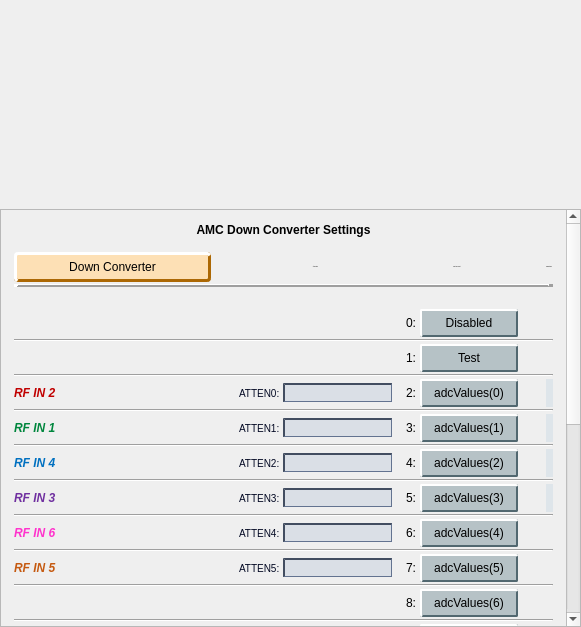
cristinasewell/ATCA_PyDM_Screens, file individuals/downconverter_mux_select.ui: the form before one commit.
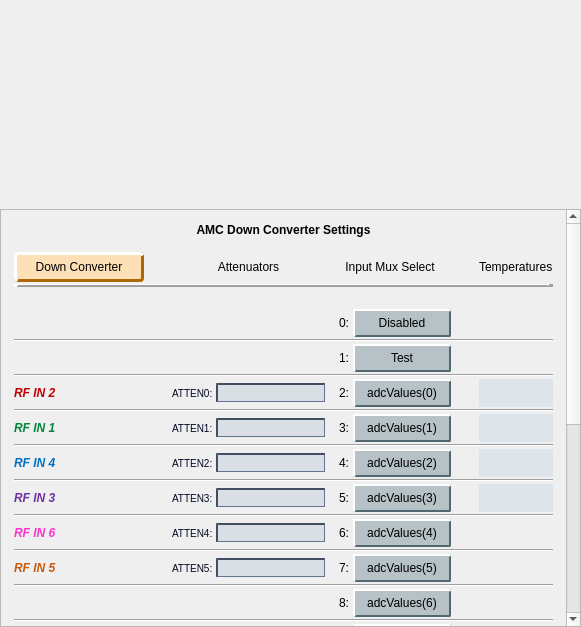
The form after the commit. Custom widgets are drawn as their Qt base class.

Commit message: Took off the relativeChange from ADC0 daqmux0

```diff
--- a/individuals/downconverter_mux_select.ui
+++ b/individuals/downconverter_mux_select.ui
@@ -157,9 +157,7 @@
          <item row="2" column="2">
           <widget class="QLabel" name="label">
            <property name="font">
-            <font>
-             <pointsize>-1</pointsize>
-            </font>
+            <font/>
            </property>
            <property name="styleSheet">
             <string notr="true"/>
@@ -443,9 +441,7 @@
          <item row="16" column="6">
           <widget class="PyDMLabel" name="PyDMLabel_4">
            <property name="font">
-            <font>
-             <pointsize>-1</pointsize>
-            </font>
+            <font/>
            </property>
            <property name="toolTip">
             <string/>
@@ -831,9 +827,7 @@
          <item row="10" column="6">
           <widget class="PyDMLabel" name="PyDMLabel">
            <property name="font">
-            <font>
-             <pointsize>-1</pointsize>
-            </font>
+            <font/>
            </property>
            <property name="toolTip">
             <string/>
@@ -1215,9 +1209,7 @@
          <item row="2" column="6">
           <widget class="QLabel" name="label_17">
            <property name="font">
-            <font>
-             <pointsize>-1</pointsize>
-            </font>
+            <font/>
            </property>
            <property name="styleSheet">
             <string notr="true"/>
@@ -1473,9 +1465,7 @@
          <item row="2" column="3" colspan="2">
           <widget class="PyDMLabel" name="PyDMLabel_21">
            <property name="font">
-            <font>
-             <pointsize>-1</pointsize>
-            </font>
+            <font/>
            </property>
            <property name="toolTip">
             <string/>
@@ -1557,9 +1547,7 @@
          <item row="12" column="6">
           <widget class="PyDMLabel" name="PyDMLabel_2">
            <property name="font">
-            <font>
-             <pointsize>-1</pointsize>
-            </font>
+            <font/>
            </property>
            <property name="toolTip">
             <string/>
@@ -1644,9 +1632,7 @@
          <item row="14" column="6">
           <widget class="PyDMLabel" name="PyDMLabel_3">
            <property name="font">
-            <font>
-             <pointsize>-1</pointsize>
-            </font>
+            <font/>
            </property>
            <property name="toolTip">
             <string/>
@@ -1828,6 +1814,11 @@
    <extends>QLabel</extends>
    <header>pydm.widgets.label</header>
   </customwidget>
+  <customwidget>
+   <class>PyDMDrawingImage</class>
+   <extends>QWidget</extends>
+   <header>pydm.widgets.drawing</header>
+  </customwidget>
   <customwidget>
    <class>PyDMLineEdit</class>
    <extends>QLineEdit</extends>
@@ -1838,11 +1829,6 @@
    <extends>QPushButton</extends>
    <header>pydm.widgets.pushbutton</header>
   </customwidget>
-  <customwidget>
-   <class>PyDMDrawingImage</class>
-   <extends>QWidget</extends>
-   <header>pydm.widgets.drawing</header>
-  </customwidget>
   <customwidget>
    <class>PyDMRelatedDisplayButton</class>
    <extends>QPushButton</extends>
```
Left out of the diff: 2 changed lines with no effect on the pictures.
